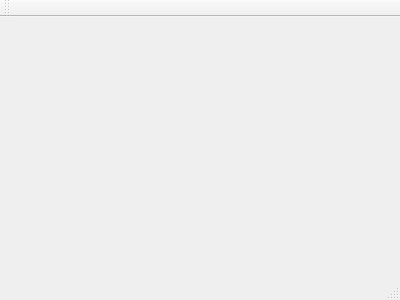
The window that QT Projects/TableAndDBSandbox/mainwindow.ui (jginsburgn/ADA) describes before a commit, drawn with Qt 5.
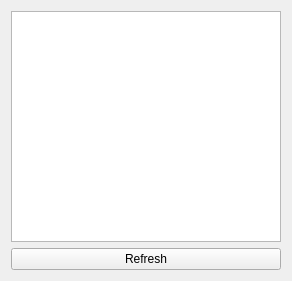
The same window after the commit.

Commit message: TableAndDBSandbox fetches and shows data from db test in a QTableView

What changed in the file:
```diff
--- a/QT Projects/TableAndDBSandbox/mainwindow.ui
+++ b/QT Projects/TableAndDBSandbox/mainwindow.ui
@@ -1,24 +1,37 @@
 <ui version="4.0">
  <class>MainWindow</class>
- <widget class="QMainWindow" name="MainWindow" >
-  <property name="geometry" >
+ <widget class="QMainWindow" name="MainWindow">
+  <property name="geometry">
    <rect>
     <x>0</x>
     <y>0</y>
-    <width>400</width>
-    <height>300</height>
+    <width>292</width>
+    <height>281</height>
    </rect>
   </property>
   <property name="windowTitle" >
    <string>MainWindow</string>
   </property>
-  <widget class="QMenuBar" name="menuBar" />
-  <widget class="QToolBar" name="mainToolBar" />
-  <widget class="QWidget" name="centralWidget" />
-  <widget class="QStatusBar" name="statusBar" />
+  <widget class="QWidget" name="centralWidget">
+   <layout class="QGridLayout" name="gridLayout_2">
+    <item row="0" column="0">
+     <layout class="QGridLayout" name="gridLayout">
+      <item row="1" column="0">
+       <widget class="QPushButton" name="pushButton">
+        <property name="text">
+         <string>Refresh</string>
+        </property>
+       </widget>
+      </item>
+      <item row="0" column="0">
+       <widget class="QTableView" name="tableView"/>
+      </item>
+     </layout>
+    </item>
+   </layout>
+  </widget>
  </widget>
- <layoutDefault spacing="6" margin="11" />
- <pixmapfunction></pixmapfunction>
+ <layoutdefault spacing="6" margin="11"/>
  <resources/>
  <connections/>
 </ui>
```
Left out of the diff: 3 changed lines with no effect on the pictures. The commit also changes 11 other files.
